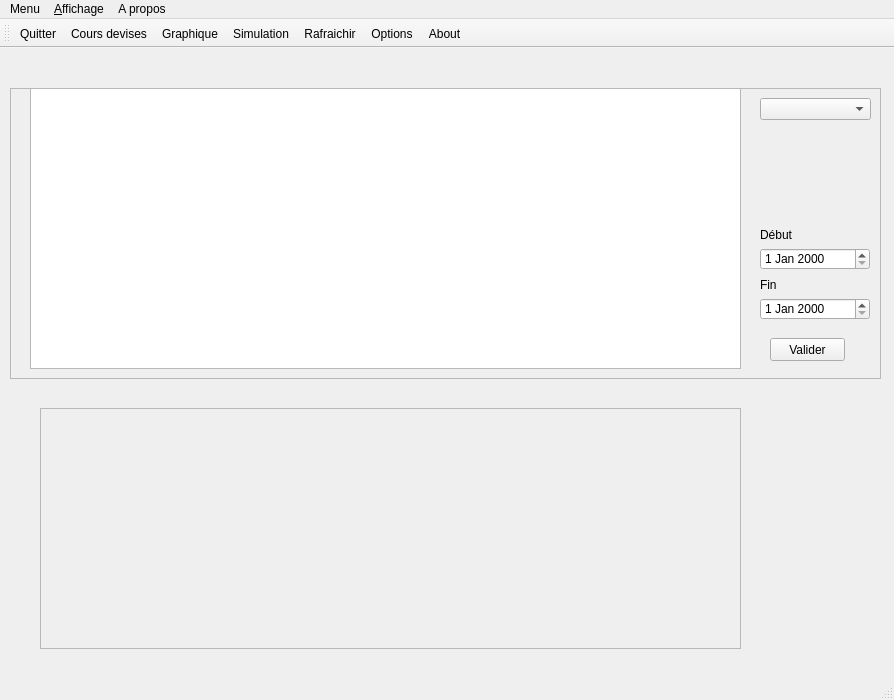
MacFly669/myGitFiles, file Projet3_TRADING/mainwindow.ui: the form before one commit.
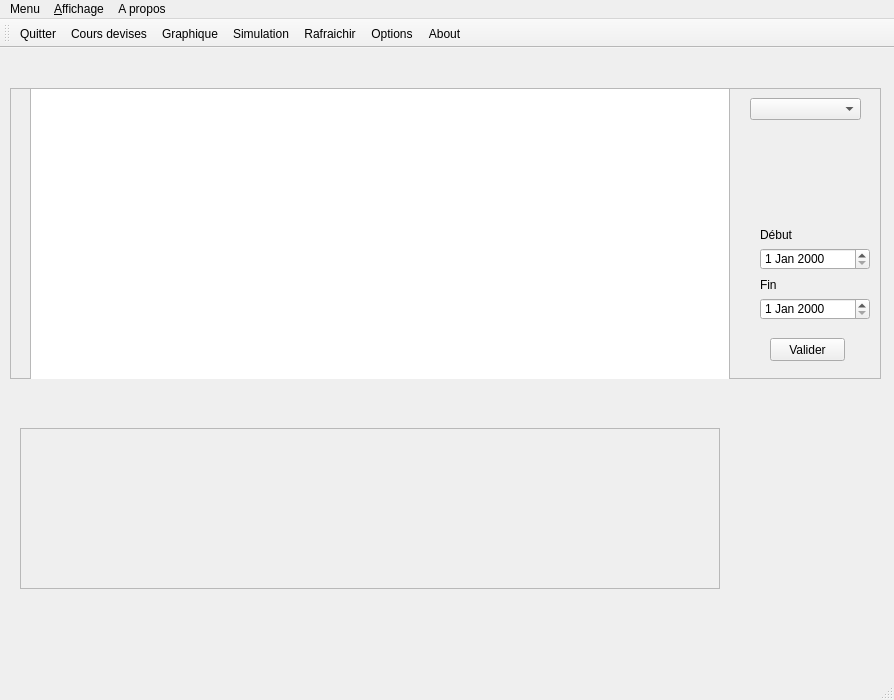
The form after the commit. Icons and pictures are not drawn.

```diff
--- a/Projet3_TRADING/mainwindow.ui
+++ b/Projet3_TRADING/mainwindow.ui
@@ -57,10 +57,30 @@
       <rect>
        <x>20</x>
        <y>0</y>
-       <width>711</width>
-       <height>281</height>
+       <width>700</width>
+       <height>300</height>
       </rect>
      </property>
+     <property name="minimumSize">
+      <size>
+       <width>700</width>
+       <height>0</height>
+      </size>
+     </property>
+     <property name="maximumSize">
+      <size>
+       <width>700</width>
+       <height>16777215</height>
+      </size>
+     </property>
+     <property name="font">
+      <font>
+       <stylestrategy>PreferAntialias</stylestrategy>
+      </font>
+     </property>
+     <property name="layoutDirection">
+      <enum>Qt::LeftToRight</enum>
+     </property>
      <property name="sortingEnabled">
       <bool>true</bool>
      </property>
@@ -75,16 +95,6 @@
       </rect>
      </property>
     </widget>
-    <widget class="QComboBox" name="comboDevises">
-     <property name="geometry">
-      <rect>
-       <x>750</x>
-       <y>10</y>
-       <width>111</width>
-       <height>22</height>
-      </rect>
-     </property>
-    </widget>
     <widget class="QDateEdit" name="dateDebut">
      <property name="geometry">
       <rect>
@@ -121,14 +131,24 @@
       <string>Fin</string>
      </property>
     </widget>
+    <widget class="QComboBox" name="comboDevises">
+     <property name="geometry">
+      <rect>
+       <x>740</x>
+       <y>10</y>
+       <width>111</width>
+       <height>22</height>
+      </rect>
+     </property>
+    </widget>
    </widget>
    <widget class="QFrame" name="frame">
     <property name="geometry">
      <rect>
-      <x>40</x>
-      <y>360</y>
-      <width>701</width>
-      <height>241</height>
+      <x>20</x>
+      <y>380</y>
+      <width>700</width>
+      <height>161</height>
      </rect>
     </property>
     <property name="frameShape">
```
